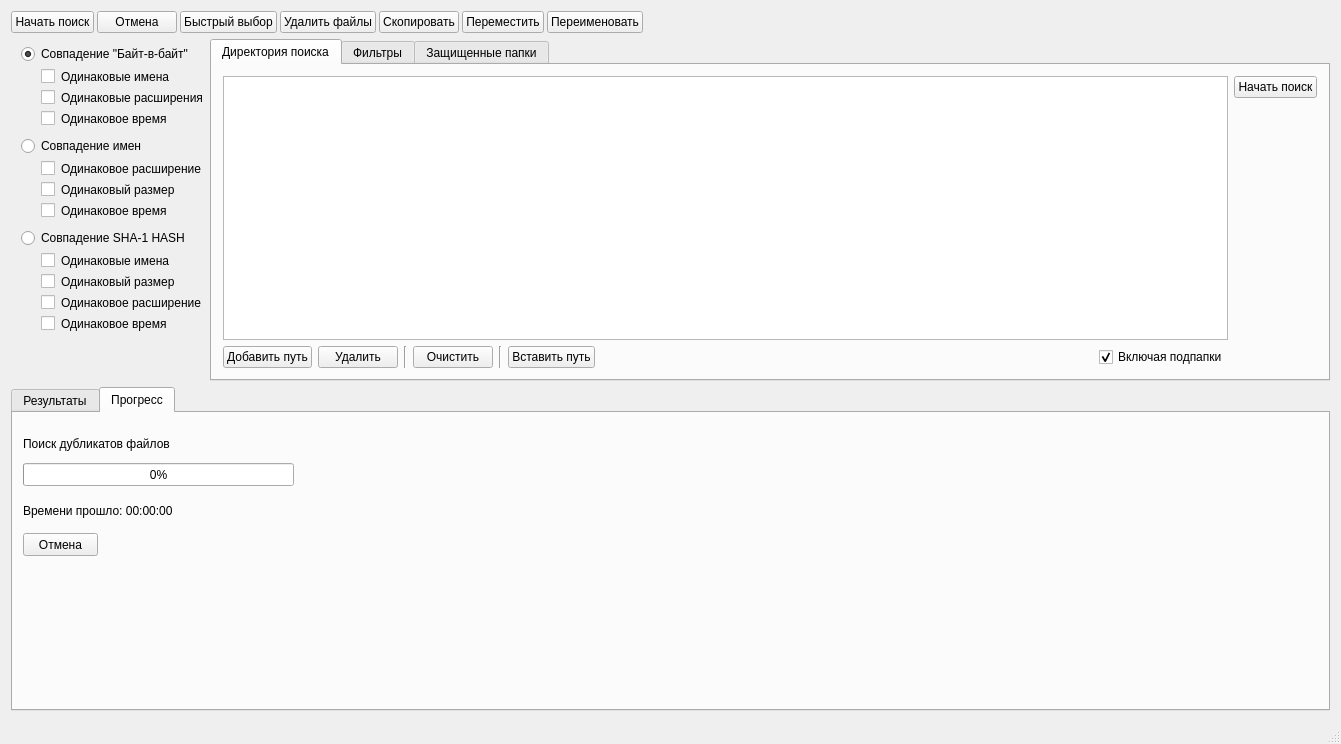
Above: mainwindow.ui from moevm/gui-1h2018-36 before the change. Below: the same form after it.
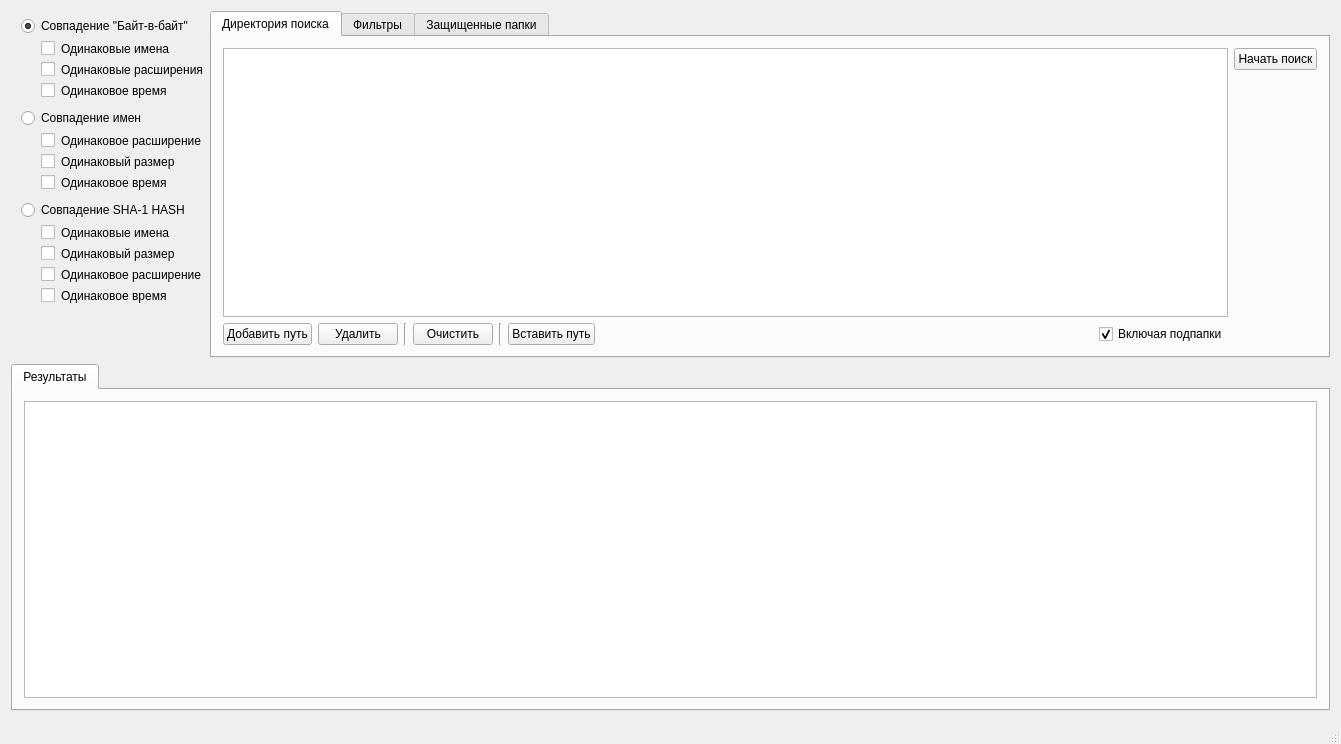
That is the form after the change. The open tabs and pages were chosen to show the change. Icons and pictures are not drawn.

The edit to the form file:
```diff
--- a/mainwindow.ui
+++ b/mainwindow.ui
@@ -27,7 +27,7 @@
    <layout class="QGridLayout" name="gridLayout_2">
     <item row="0" column="0">
      <layout class="QGridLayout" name="gridLayout">
-      <item row="1" column="0">
+      <item row="0" column="0">
        <layout class="QHBoxLayout" name="horizontalLayout_2">
         <item>
          <layout class="QVBoxLayout" name="verticalLayout">
@@ -773,152 +773,7 @@
         </item>
        </layout>
       </item>
-      <item row="0" column="0">
-       <layout class="QHBoxLayout" name="horizontalLayout">
-        <property name="spacing">
-         <number>3</number>
-        </property>
-        <item>
-         <widget class="QPushButton" name="clbSearch">
-          <property name="sizePolicy">
-           <sizepolicy hsizetype="Maximum" vsizetype="Preferred">
-            <horstretch>0</horstretch>
-            <verstretch>0</verstretch>
-           </sizepolicy>
-          </property>
-          <property name="text">
-           <string>Начать поиск</string>
-          </property>
-          <property name="icon">
-           <iconset resource="resources.qrc">
-            <normaloff>:/icons/search.png</normaloff>:/icons/search.png</iconset>
-          </property>
-         </widget>
-        </item>
-        <item>
-         <widget class="QPushButton" name="clbCancel">
-          <property name="sizePolicy">
-           <sizepolicy hsizetype="Maximum" vsizetype="Preferred">
-            <horstretch>0</horstretch>
-            <verstretch>0</verstretch>
-           </sizepolicy>
-          </property>
-          <property name="text">
-           <string>Отмена</string>
-          </property>
-          <property name="icon">
-           <iconset resource="resources.qrc">
-            <normaloff>:/icons/cancel.png</normaloff>:/icons/cancel.png</iconset>
-          </property>
-         </widget>
-        </item>
-        <item>
-         <widget class="QPushButton" name="clbEasyMarking">
-          <property name="sizePolicy">
-           <sizepolicy hsizetype="Maximum" vsizetype="Preferred">
-            <horstretch>0</horstretch>
-            <verstretch>0</verstretch>
-           </sizepolicy>
-          </property>
-          <property name="text">
-           <string>Быстрый выбор</string>
-          </property>
-          <property name="icon">
-           <iconset resource="resources.qrc">
-            <normaloff>:/icons/ok.png</normaloff>:/icons/ok.png</iconset>
-          </property>
-         </widget>
-        </item>
-        <item>
-         <widget class="QPushButton" name="clbDelete">
-          <property name="sizePolicy">
-           <sizepolicy hsizetype="Maximum" vsizetype="Preferred">
-            <horstretch>0</horstretch>
-            <verstretch>0</verstretch>
-           </sizepolicy>
-          </property>
-          <property name="focusPolicy">
-           <enum>Qt::StrongFocus</enum>
-          </property>
-          <property name="text">
-           <string>Удалить файлы</string>
-          </property>
-          <property name="icon">
-           <iconset resource="resources.qrc">
-            <normaloff>:/icons/delete.png</normaloff>:/icons/delete.png</iconset>
-          </property>
-         </widget>
-        </item>
-        <item>
-         <widget class="QPushButton" name="clbCopy">
-          <property name="sizePolicy">
-           <sizepolicy hsizetype="Maximum" vsizetype="Preferred">
-            <horstretch>0</horstretch>
-            <verstretch>0</verstretch>
-           </sizepolicy>
-          </property>
-          <property name="text">
-           <string>Скопировать</string>
-          </property>
-          <property name="icon">
-           <iconset resource="resources.qrc">
-            <normaloff>:/icons/copy.png</normaloff>:/icons/copy.png</iconset>
-          </property>
-         </widget>
-        </item>
-        <item>
-         <widget class="QPushButton" name="clbMove">
-          <property name="sizePolicy">
-           <sizepolicy hsizetype="Maximum" vsizetype="Preferred">
-            <horstretch>0</horstretch>
-            <verstretch>0</verstretch>
-           </sizepolicy>
-          </property>
-          <property name="text">
-           <string>Переместить</string>
-          </property>
-          <property name="icon">
-           <iconset resource="resources.qrc">
-            <normaloff>:/icons/move.png</normaloff>:/icons/move.png</iconset>
-          </property>
-         </widget>
-        </item>
-        <item>
-         <widget class="QPushButton" name="clbRename">
-          <property name="sizePolicy">
-           <sizepolicy hsizetype="Maximum" vsizetype="Preferred">
-            <horstretch>0</horstretch>
-            <verstretch>0</verstretch>
-           </sizepolicy>
-          </property>
-          <property name="text">
-           <string>Переименовать</string>
-          </property>
-          <property name="icon">
-           <iconset resource="resources.qrc">
-            <normaloff>:/icons/rename.png</normaloff>:/icons/rename.png</iconset>
-          </property>
-         </widget>
-        </item>
-        <item>
-         <spacer name="horizontalSpacer">
-          <property name="orientation">
-           <enum>Qt::Horizontal</enum>
-          </property>
-          <property name="sizeType">
-           <enum>QSizePolicy::MinimumExpanding</enum>
-          </property>
-          <property name="sizeHint" stdset="0">
-           <size>
-            <width>0</width>
-            <height>0</height>
-           </size>
-          </property>
-         </spacer>
-        </item>
-       </layout>
-      </item>
-      <item row="2" column="0">
+      <item row="1" column="0">
        <widget class="QTabWidget" name="tabResults">
         <property name="currentIndex">
          <number>0</number>
@@ -933,63 +788,6 @@
           </item>
          </layout>
         </widget>
-        <widget class="QWidget" name="tabProgress">
-         <attribute name="title">
-          <string>Прогресс</string>
-         </attribute>
-         <widget class="QLabel" name="lblProgress">
-          <property name="geometry">
-           <rect>
-            <x>10</x>
-            <y>20</y>
-            <width>461</width>
-            <height>21</height>
-           </rect>
-          </property>
-          <property name="text">
-           <string>Поиск дубликатов файлов</string>
-          </property>
-         </widget>
-         <widget class="QProgressBar" name="prgbFileCount">
-          <property name="geometry">
-           <rect>
-            <x>10</x>
-            <y>50</y>
-            <width>271</width>
-            <height>23</height>
-           </rect>
-          </property>
-          <property name="value">
-           <number>0</number>
-          </property>
-         </widget>
-         <widget class="QLabel" name="lblTimeElapsed">
-          <property name="geometry">
-           <rect>
-            <x>10</x>
-            <y>90</y>
-            <width>461</width>
-            <height>16</height>
-           </rect>
-          </property>
-          <property name="text">
-           <string>Времени прошло: 00:00:00</string>
-          </property>
-         </widget>
-         <widget class="QPushButton" name="btnCancel">
-          <property name="geometry">
-           <rect>
-            <x>10</x>
-            <y>120</y>
-            <width>75</width>
-            <height>23</height>
-           </rect>
-          </property>
-          <property name="text">
-           <string>Отмена</string>
-          </property>
-         </widget>
-        </widget>
        </widget>
       </item>
      </layout>
```
Left out of the diff: 2 changed lines with no effect on the pictures.
